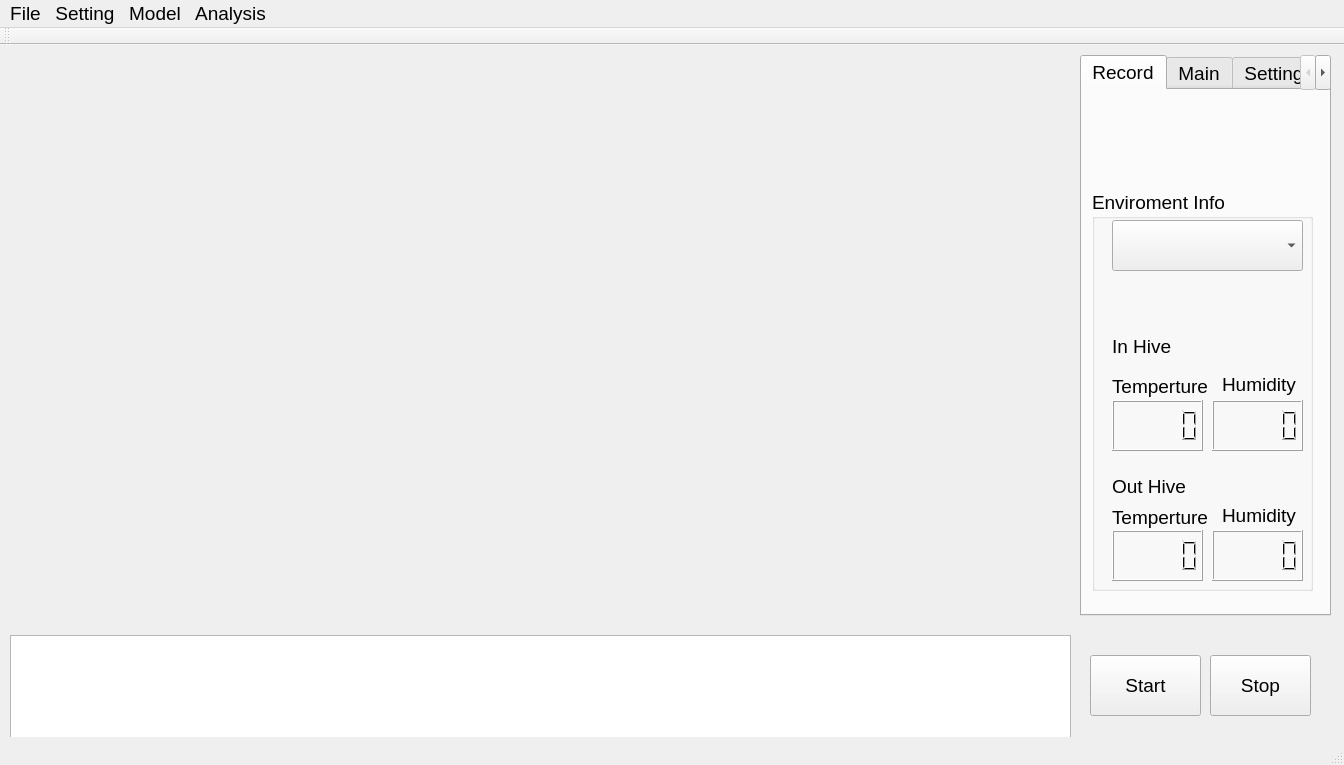
Old version of the form mainwindow.ui in the repository jefftsai8049/BeeObservationSystem_Analysis.
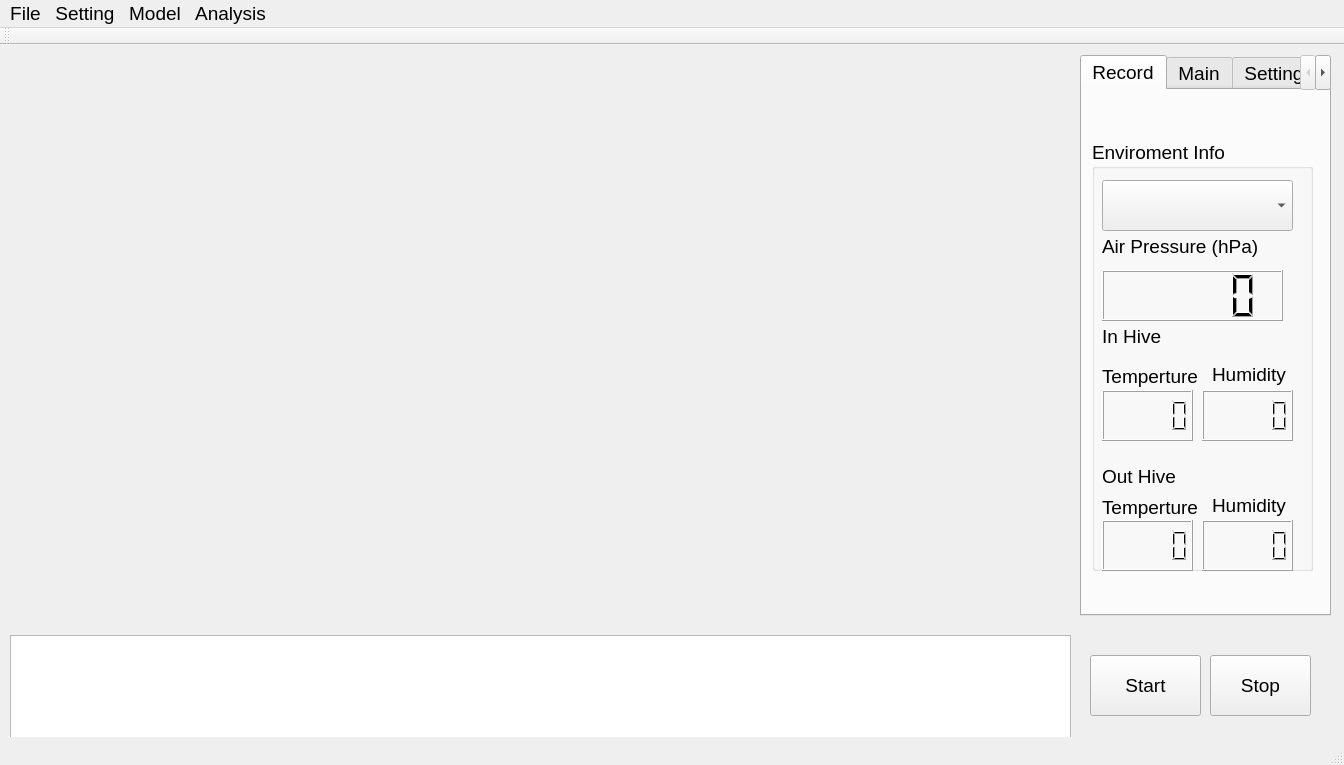
New version of the form. Custom widgets are drawn as their Qt base class.

What changed in the file:
```diff
--- a/mainwindow.ui
+++ b/mainwindow.ui
@@ -40,9 +40,9 @@
       <property name="geometry">
        <rect>
         <x>10</x>
-        <y>100</y>
+        <y>50</y>
         <width>221</width>
-        <height>401</height>
+        <height>431</height>
        </rect>
       </property>
       <property name="title">
@@ -51,8 +51,8 @@
       <widget class="QLabel" name="label_9">
        <property name="geometry">
         <rect>
-         <x>20</x>
-         <y>140</y>
+         <x>10</x>
+         <y>180</y>
          <width>99</width>
          <height>33</height>
         </rect>
@@ -64,8 +64,8 @@
       <widget class="QLabel" name="label_10">
        <property name="geometry">
         <rect>
-         <x>20</x>
-         <y>280</y>
+         <x>10</x>
+         <y>320</y>
          <width>99</width>
          <height>32</height>
         </rect>
@@ -77,8 +77,8 @@
       <widget class="QLabel" name="label_11">
        <property name="geometry">
         <rect>
-         <x>20</x>
-         <y>180</y>
+         <x>10</x>
+         <y>220</y>
          <width>101</width>
          <height>32</height>
         </rect>
@@ -90,8 +90,8 @@
       <widget class="QLCDNumber" name="inhive_t_lcdNumber">
        <property name="geometry">
         <rect>
-         <x>20</x>
-         <y>210</y>
+         <x>10</x>
+         <y>250</y>
          <width>91</width>
          <height>51</height>
         </rect>
@@ -100,8 +100,8 @@
       <widget class="QLCDNumber" name="outhive_t_lcdNumber">
        <property name="geometry">
         <rect>
-         <x>20</x>
-         <y>340</y>
+         <x>10</x>
+         <y>380</y>
          <width>91</width>
          <height>51</height>
         </rect>
@@ -110,8 +110,8 @@
       <widget class="QLCDNumber" name="outhive_rh_lcdNumber">
        <property name="geometry">
         <rect>
-         <x>120</x>
-         <y>340</y>
+         <x>110</x>
+         <y>380</y>
          <width>91</width>
          <height>51</height>
         </rect>
@@ -120,8 +120,8 @@
       <widget class="QLCDNumber" name="inhive_rh_lcdNumber">
        <property name="geometry">
         <rect>
-         <x>120</x>
-         <y>210</y>
+         <x>110</x>
+         <y>250</y>
          <width>91</width>
          <height>51</height>
         </rect>
@@ -130,8 +130,8 @@
       <widget class="QLabel" name="label_12">
        <property name="geometry">
         <rect>
-         <x>130</x>
-         <y>179</y>
+         <x>120</x>
+         <y>219</y>
          <width>81</width>
          <height>31</height>
         </rect>
@@ -143,8 +143,8 @@
       <widget class="QLabel" name="label_13">
        <property name="geometry">
         <rect>
-         <x>20</x>
-         <y>311</y>
+         <x>10</x>
+         <y>351</y>
          <width>101</width>
          <height>32</height>
         </rect>
@@ -156,8 +156,8 @@
       <widget class="QLabel" name="label_14">
        <property name="geometry">
         <rect>
-         <x>130</x>
-         <y>310</y>
+         <x>120</x>
+         <y>350</y>
          <width>81</width>
          <height>31</height>
         </rect>
@@ -169,13 +169,36 @@
       <widget class="QComboBox" name="port_name_comboBox">
        <property name="geometry">
         <rect>
-         <x>20</x>
-         <y>30</y>
+         <x>10</x>
+         <y>40</y>
          <width>191</width>
          <height>51</height>
         </rect>
        </property>
       </widget>
+      <widget class="QLCDNumber" name="pressure_lcdNumber">
+       <property name="geometry">
+        <rect>
+         <x>10</x>
+         <y>130</y>
+         <width>181</width>
+         <height>51</height>
+        </rect>
+       </property>
+      </widget>
+      <widget class="QLabel" name="label_15">
+       <property name="geometry">
+        <rect>
+         <x>10</x>
+         <y>90</y>
+         <width>161</width>
+         <height>33</height>
+        </rect>
+       </property>
+       <property name="text">
+        <string>Air Pressure (hPa)</string>
+       </property>
+      </widget>
      </widget>
     </widget>
     <widget class="QWidget" name="tab">
```
